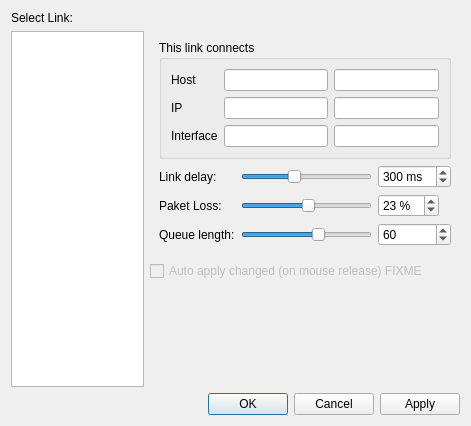
The window that confLink.ui (koppd/mt) describes before a commit, drawn with Qt 5.
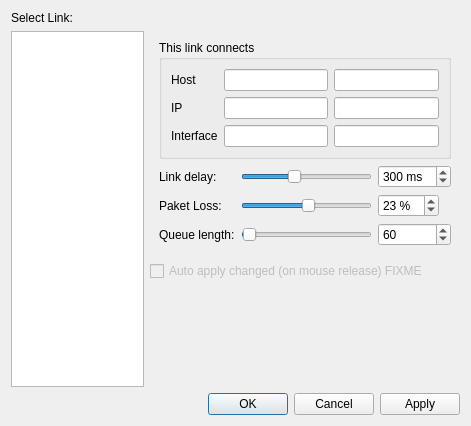
The same window after the commit.

Commit message: Maximale Warteschlangenlänge von 99 auf 9999 erhöht.

Patch:
```diff
--- a/confLink.ui
+++ b/confLink.ui
@@ -173,6 +173,9 @@
         <property name="minimum">
          <number>1</number>
         </property>
+        <property name="maximum">
+         <number>9999</number>
+        </property>
         <property name="value">
          <number>60</number>
         </property>
```
Left out of the diff: 3 changed lines with no effect on the pictures. The commit also changes 1 other file.
